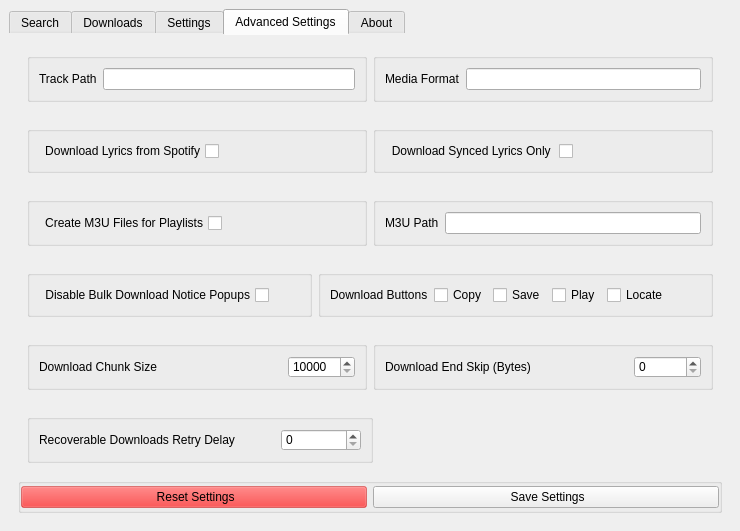
Above: src/onthespot/gui/qtui/main.ui from moddroid94/onthespot before the change. Below: the same form after it.
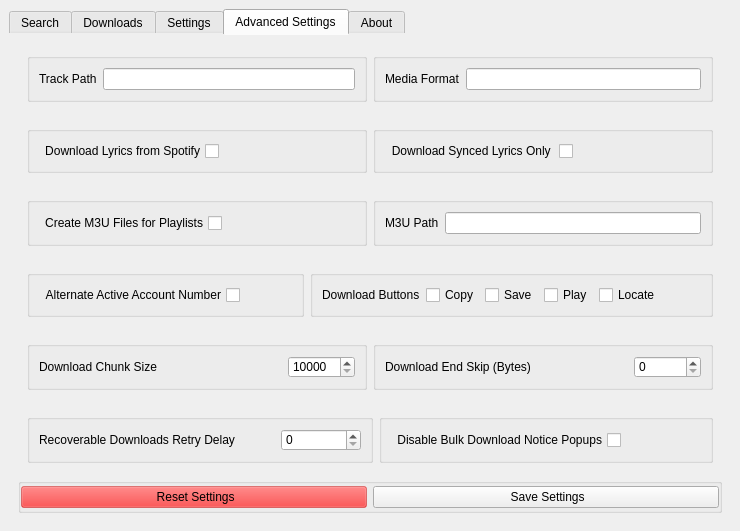
That is the form after the change. The open tabs and pages were chosen to show the change. Icons and pictures are not drawn.

Commit message: Add feature to alternate account for downloading and fetching metadata

Patch:
```diff
--- a/src/onthespot/gui/qtui/main.ui
+++ b/src/onthespot/gui/qtui/main.ui
@@ -1272,23 +1272,23 @@
              </property>
              <layout class="QHBoxLayout" name="horizontalLayout_24">
               <item>
-               <widget class="QGroupBox" name="groupBox_18">
+               <widget class="QGroupBox" name="groupBox_25">
                 <property name="title">
                  <string/>
                 </property>
-                <layout class="QHBoxLayout" name="horizontalLayout_20">
+                <layout class="QHBoxLayout" name="horizontalLayout_31">
                  <item>
-                  <widget class="QCheckBox" name="inp_disable_bulk_popup">
+                  <widget class="QCheckBox" name="inp_alternate_acc_sn">
                    <property name="layoutDirection">
                     <enum>Qt::RightToLeft</enum>
                    </property>
                    <property name="text">
-                    <string>Disable Bulk Download Notice Popups</string>
+                    <string>Alternate Active Account Number</string>
                    </property>
                   </widget>
                  </item>
                  <item>
-                  <spacer name="horizontalSpacer_3">
+                  <spacer name="horizontalSpacer_9">
                    <property name="orientation">
                     <enum>Qt::Horizontal</enum>
                    </property>
@@ -1523,17 +1523,36 @@
                </widget>
               </item>
               <item>
-               <spacer name="horizontalSpacer_16">
-                <property name="orientation">
-                 <enum>Qt::Horizontal</enum>
+               <widget class="QGroupBox" name="groupBox_18">
+                <property name="title">
+                 <string/>
                 </property>
-                <property name="sizeHint" stdset="0">
-                 <size>
-                  <width>40</width>
-                  <height>20</height>
-                 </size>
-                </property>
-               </spacer>
+                <layout class="QHBoxLayout" name="horizontalLayout_20">
+                 <item>
+                  <widget class="QCheckBox" name="inp_disable_bulk_popup">
+                   <property name="layoutDirection">
+                    <enum>Qt::RightToLeft</enum>
+                   </property>
+                   <property name="text">
+                    <string>Disable Bulk Download Notice Popups</string>
+                   </property>
+                  </widget>
+                 </item>
+                 <item>
+                  <spacer name="horizontalSpacer_3">
+                   <property name="orientation">
+                    <enum>Qt::Horizontal</enum>
+                   </property>
+                   <property name="sizeHint" stdset="0">
+                    <size>
+                     <width>40</width>
+                     <height>20</height>
+                    </size>
+                   </property>
+                  </spacer>
+                 </item>
+                </layout>
+               </widget>
               </item>
              </layout>
             </widget>
```
Left out of the diff: 56 changed lines with no effect on the pictures. The commit also changes 5 other files.
